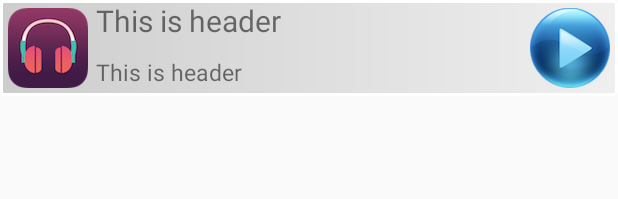
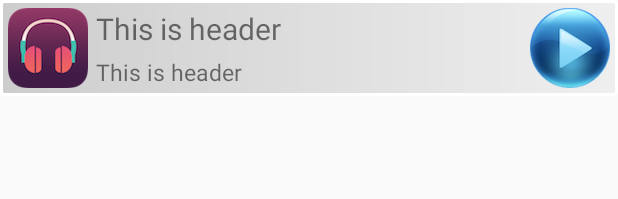
Before and after one commit to WangSwod/Sword-s-magic-factory, an Android app: the layout view_expandable_header_layout.xml on its own in the app's theme, with its tools: preview values and no code run, on a phone screen of 412 x 824 dp. Shown: the top 199 px of the screen. Run offline under Robolectric (Android 15) with nearby library versions, the phone set to English and light mode, and no system bars.

Commit message:
update SwordPlayer 2nd

```diff
--- a/SwordPlayer/app/src/main/res/layout/view_expandable_header_layout.xml
+++ b/SwordPlayer/app/src/main/res/layout/view_expandable_header_layout.xml
@@ -27,12 +27,17 @@
                 android:layout_width="wrap_content"
                 android:layout_height="wrap_content"
                 android:text="This is header"
+                android:layout_marginTop="5dp"
 
-                android:maxLines="1"
+                android:singleLine="true"
+                android:ellipsize="end"
 
                 android:layout_alignParentTop="true"
                 android:id="@+id/song_name"
-                android:textSize="20sp"/>
+                android:textSize="20sp"
+                android:layout_alignParentStart="true"
+                android:layout_toStartOf="@+id/play_image"
+                android:layout_above="@+id/singer_name" />
 
             <TextView
                 android:layout_width="wrap_content"
```
